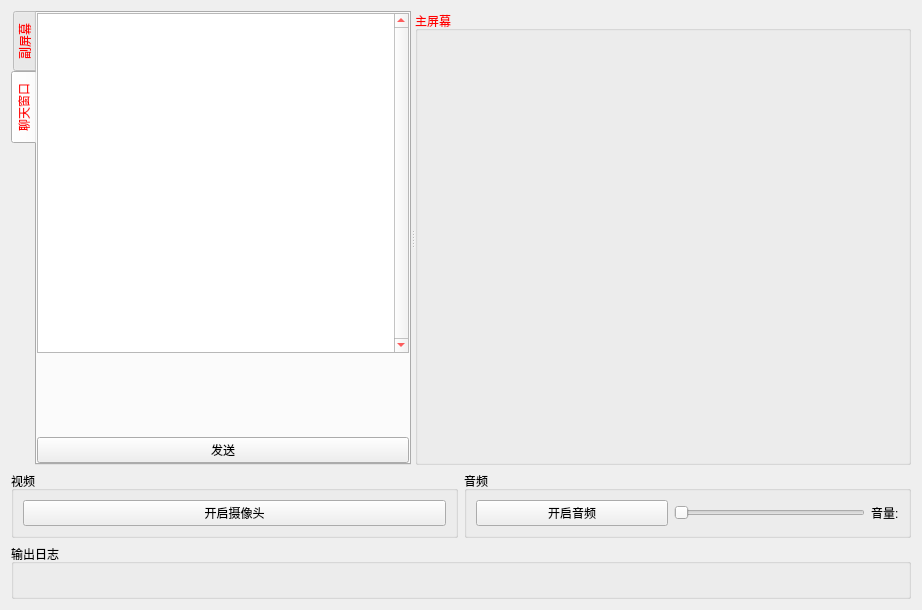
Above: client/src/ui/widget.ui from wang-y-cell/CloudMeeting_Client before the change. Below: the same form after it.
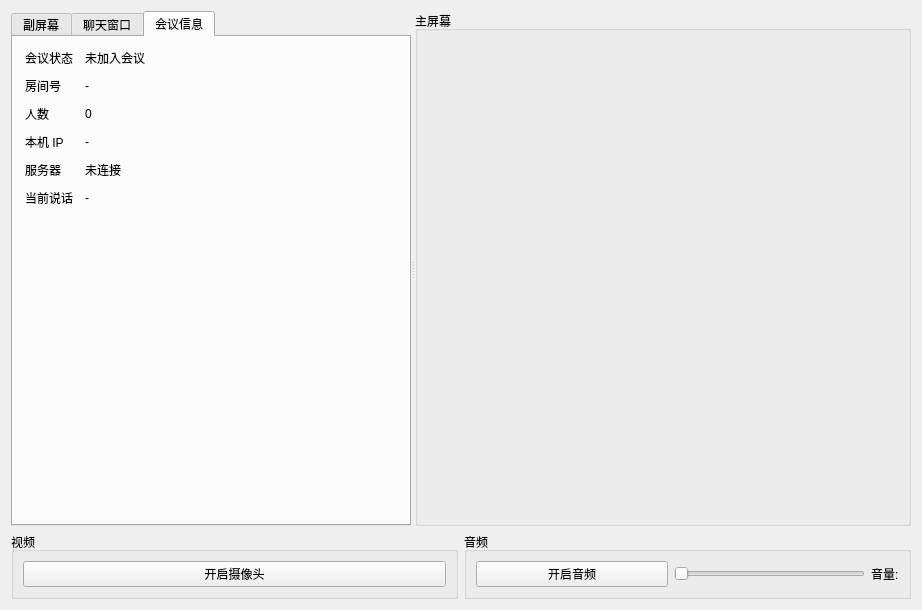
That is the form after the change. The open tabs and pages were chosen to show the change. Custom widgets are drawn as their Qt base class.

Commit message: 修改widget ui

```diff
--- a/client/src/ui/widget.ui
+++ b/client/src/ui/widget.ui
@@ -28,7 +28,7 @@
   <property name="windowTitle">
    <string>云会议</string>
   </property>
-  <layout class="QVBoxLayout" name="verticalLayout" stretch="0,0,0">
+  <layout class="QVBoxLayout" name="verticalLayout" stretch="0,0">
    <item>
     <widget class="QSplitter" name="main_box">
      <property name="sizePolicy">
@@ -71,99 +71,8 @@
         <height>16777215</height>
        </size>
       </property>
-      <property name="palette">
-       <palette>
-        <active>
-         <colorrole role="WindowText">
-          <brush brushstyle="SolidPattern">
-           <color alpha="255">
-            <red>255</red>
-            <green>0</green>
-            <blue>0</blue>
-           </color>
-          </brush>
-         </colorrole>
-         <colorrole role="Text">
-          <brush brushstyle="SolidPattern">
-           <color alpha="255">
-            <red>255</red>
-            <green>0</green>
-            <blue>0</blue>
-           </color>
-          </brush>
-         </colorrole>
-         <colorrole role="PlaceholderText">
-          <brush brushstyle="SolidPattern">
-           <color alpha="128">
-            <red>255</red>
-            <green>0</green>
-            <blue>0</blue>
-           </color>
-          </brush>
-         </colorrole>
-        </active>
-        <inactive>
-         <colorrole role="WindowText">
-          <brush brushstyle="SolidPattern">
-           <color alpha="255">
-            <red>255</red>
-            <green>0</green>
-            <blue>0</blue>
-           </color>
-          </brush>
-         </colorrole>
-         <colorrole role="Text">
-          <brush brushstyle="SolidPattern">
-           <color alpha="255">
-            <red>255</red>
-            <green>0</green>
-            <blue>0</blue>
-           </color>
-          </brush>
-         </colorrole>
-         <colorrole role="PlaceholderText">
-          <brush brushstyle="SolidPattern">
-           <color alpha="128">
-            <red>255</red>
-            <green>0</green>
-            <blue>0</blue>
-           </color>
-          </brush>
-         </colorrole>
-        </inactive>
-        <disabled>
-         <colorrole role="WindowText">
-          <brush brushstyle="SolidPattern">
-           <color alpha="255">
-            <red>120</red>
-            <green>120</green>
-            <blue>120</blue>
-           </color>
-          </brush>
-         </colorrole>
-         <colorrole role="Text">
-          <brush brushstyle="SolidPattern">
-           <color alpha="255">
-            <red>120</red>
-            <green>120</green>
-            <blue>120</blue>
-           </color>
-          </brush>
-         </colorrole>
-         <colorrole role="PlaceholderText">
-          <brush brushstyle="SolidPattern">
-           <color alpha="128">
-            <red>0</red>
-            <green>0</green>
-            <blue>0</blue>
-           </color>
-          </brush>
-         </colorrole>
-        </disabled>
-       </palette>
-      </property>
       <property name="tabPosition">
-       <enum>QTabWidget::TabPosition::West</enum>
+       <enum>QTabWidget::TabPosition::North</enum>
       </property>
       <property name="tabShape">
        <enum>QTabWidget::TabShape::Rounded</enum>
@@ -460,6 +369,135 @@
         </item>
        </layout>
       </widget>
+      <widget class="QWidget" name="tab_meetInfo">
+       <attribute name="title">
+        <string>会议信息</string>
+       </attribute>
+       <layout class="QVBoxLayout" name="verticalLayout_meetInfo">
+        <property name="spacing">
+         <number>12</number>
+        </property>
+        <property name="leftMargin">
+         <number>12</number>
+        </property>
+        <property name="topMargin">
+         <number>12</number>
+        </property>
+        <property name="rightMargin">
+         <number>12</number>
+        </property>
+        <property name="bottomMargin">
+         <number>12</number>
+        </property>
+        <item>
+         <layout class="QFormLayout" name="formLayout_meetInfo">
+          <property name="horizontalSpacing">
+           <number>12</number>
+          </property>
+          <property name="verticalSpacing">
+           <number>10</number>
+          </property>
+          <item row="0" column="0">
+           <widget class="QLabel" name="labelMeetStatusTitle">
+            <property name="text">
+             <string>会议状态</string>
+            </property>
+           </widget>
+          </item>
+          <item row="0" column="1">
+           <widget class="QLabel" name="labelMeetStatus">
+            <property name="text">
+             <string>未加入会议</string>
+            </property>
+           </widget>
+          </item>
+          <item row="1" column="0">
+           <widget class="QLabel" name="labelRoomNoTitle">
+            <property name="text">
+             <string>房间号</string>
+            </property>
+           </widget>
+          </item>
+          <item row="1" column="1">
+           <widget class="QLabel" name="labelRoomNo">
+            <property name="text">
+             <string>-</string>
+            </property>
+           </widget>
+          </item>
+          <item row="2" column="0">
+           <widget class="QLabel" name="labelMemberCountTitle">
+            <property name="text">
+             <string>人数</string>
+            </property>
+           </widget>
+          </item>
+          <item row="2" column="1">
+           <widget class="QLabel" name="labelMemberCount">
+            <property name="text">
+             <string>0</string>
+            </property>
+           </widget>
+          </item>
+          <item row="3" column="0">
+           <widget class="QLabel" name="labelLocalIpTitle">
+            <property name="text">
+             <string>本机 IP</string>
+            </property>
+           </widget>
+          </item>
+          <item row="3" column="1">
+           <widget class="QLabel" name="labelLocalIp">
+            <property name="text">
+             <string>-</string>
+            </property>
+           </widget>
+          </item>
+          <item row="4" column="0">
+           <widget class="QLabel" name="labelServerTitle">
+            <property name="text">
+             <string>服务器</string>
+            </property>
+           </widget>
+          </item>
+          <item row="4" column="1">
+           <widget class="QLabel" name="labelServer">
+            <property name="text">
+             <string>未连接</string>
+            </property>
+           </widget>
+          </item>
+          <item row="5" column="0">
+           <widget class="QLabel" name="labelSpeakerTitle">
+            <property name="text">
+             <string>当前说话</string>
+            </property>
+           </widget>
+          </item>
+          <item row="5" column="1">
+           <widget class="QLabel" name="labelSpeaker">
+            <property name="text">
+             <string>-</string>
+            </property>
+           </widget>
+          </item>
+         </layout>
+        </item>
+        <item>
+         <spacer name="verticalSpacer_meetInfo">
+          <property name="orientation">
+           <enum>Qt::Orientation::Vertical</enum>
+          </property>
+          <property name="sizeHint" stdset="0">
+           <size>
+            <width>20</width>
+            <height>40</height>
+           </size>
+          </property>
+         </spacer>
+        </item>
+       </layout>
+      </widget>
      </widget>
      <widget class="QGroupBox" name="groupBox_2">
       <property name="enabled">
@@ -483,43 +521,6 @@
         <height>16777215</height>
        </size>
       </property>
-      <property name="palette">
-       <palette>
-        <active>
-         <colorrole role="WindowText">
-          <brush brushstyle="SolidPattern">
-           <color alpha="255">
-            <red>255</red>
-            <green>0</green>
-            <blue>0</blue>
-           </color>
-          </brush>
-         </colorrole>
-        </active>
-        <inactive>
-         <colorrole role="WindowText">
-          <brush brushstyle="SolidPattern">
-           <color alpha="255">
-            <red>255</red>
-            <green>0</green>
-            <blue>0</blue>
-           </color>
-          </brush>
-         </colorrole>
-        </inactive>
-        <disabled>
-         <colorrole role="WindowText">
-          <brush brushstyle="SolidPattern">
-           <color alpha="255">
-            <red>120</red>
-            <green>120</green>
-            <blue>120</blue>
-           </color>
-          </brush>
-         </colorrole>
-        </disabled>
-       </palette>
-      </property>
       <property name="title">
        <string>主屏幕</string>
       </property>
@@ -627,86 +628,6 @@
      </item>
     </layout>
    </item>
-   <item>
-    <widget class="QGroupBox" name="log_box">
-     <property name="sizePolicy">
-      <sizepolicy hsizetype="Expanding" vsizetype="Fixed">
-       <horstretch>0</horstretch>
-       <verstretch>0</verstretch>
-      </sizepolicy>
-     </property>
-     <property name="title">
-      <string>输出日志</string>
-     </property>
-     <layout class="QVBoxLayout" name="verticalLayout_2">
-      <property name="spacing">
-       <number>6</number>
-      </property>
-      <property name="leftMargin">
-       <number>9</number>
-      </property>
-      <property name="topMargin">
-       <number>9</number>
-      </property>
-      <property name="rightMargin">
-       <number>9</number>
-      </property>
-      <property name="bottomMargin">
-       <number>9</number>
-      </property>
-      <item>
-       <widget class="QLabel" name="outlog">
-        <property name="sizePolicy">
-         <sizepolicy hsizetype="Expanding" vsizetype="Preferred">
-          <horstretch>0</horstretch>
-          <verstretch>0</verstretch>
-         </sizepolicy>
-        </property>
-        <property name="palette">
-         <palette>
-          <active>
-           <colorrole role="WindowText">
-            <brush brushstyle="SolidPattern">
-             <color alpha="255">
-              <red>255</red>
-              <green>0</green>
-              <blue>0</blue>
-             </color>
-            </brush>
-           </colorrole>
-          </active>
-          <inactive>
-           <colorrole role="WindowText">
-            <brush brushstyle="SolidPattern">
-             <color alpha="255">
-              <red>255</red>
-              <green>0</green>
-              <blue>0</blue>
-             </color>
-            </brush>
-           </colorrole>
-          </inactive>
-          <disabled>
-           <colorrole role="WindowText">
-            <brush brushstyle="SolidPattern">
-             <color alpha="255">
-              <red>120</red>
-              <green>120</green>
-              <blue>120</blue>
-             </color>
-            </brush>
-           </colorrole>
-          </disabled>
-         </palette>
-        </property>
-        <property name="text">
-         <string/>
-        </property>
-       </widget>
-      </item>
-     </layout>
-    </widget>
-   </item>
   </layout>
  </widget>
  <customwidgets>
```
Left out of the diff: 6 changed lines with no effect on the pictures. The commit also changes 4 other files.
